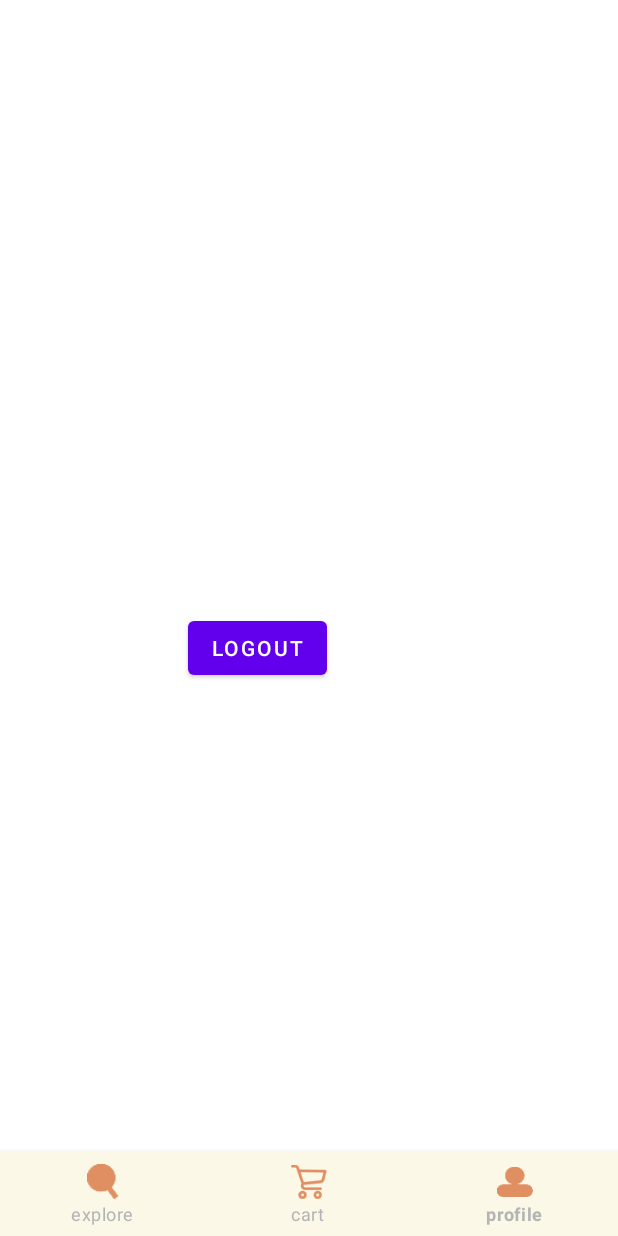
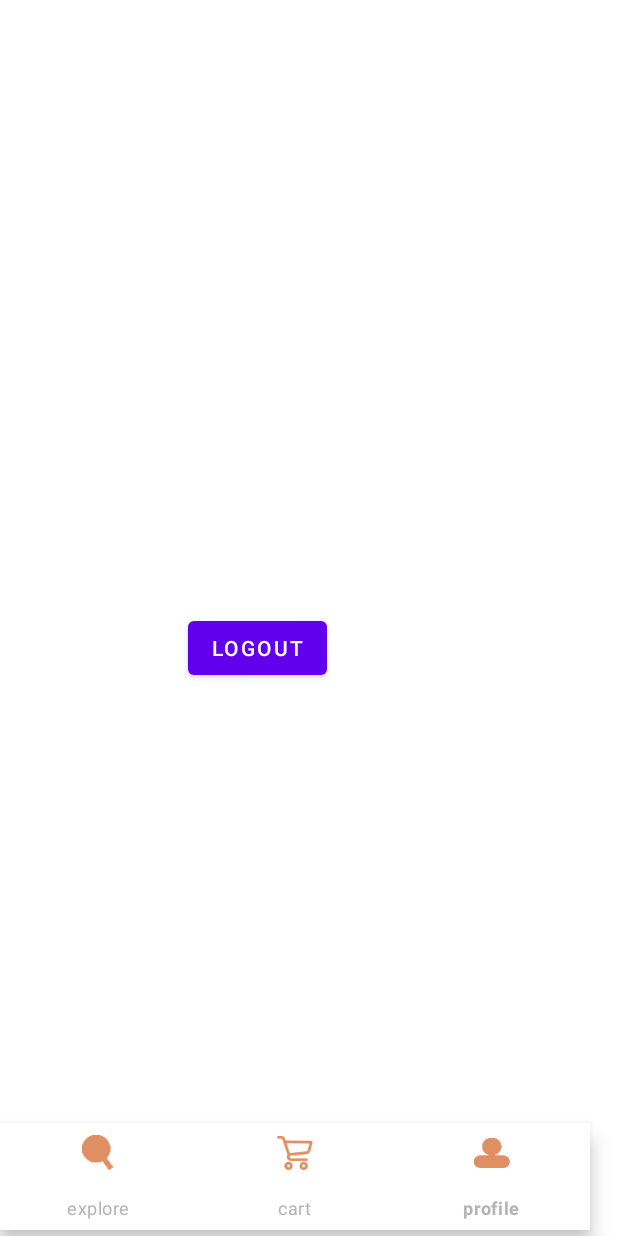
Before and after one commit to OmarHisham99/shopx, an Android app: the homepage screen opened directly, with no data from a screen before it, item 3 of the bottom bar chosen, on a phone screen of 412 x 824 dp. Run offline under Robolectric (Android 15) with nearby library versions, the phone set to English and light mode, and no system bars; our stand-ins replace Firebase (no records; nobody signed in at launch, a user with empty details on screens opened directly), data binding; libraries missing offline, so code that uses them is left out: com.denzcoskun.imageslider; 7 statements that could not run were skipped.

Commit message:
new homepage update

```diff
--- a/app/build.gradle
+++ b/app/build.gradle
@@ -65,6 +65,11 @@ dependencies {
 
     implementation 'com.google.firebase:firebase-analytics-ktx'
     implementation platform('com.google.firebase:firebase-bom:28.0.1')
+    implementation("androidx.recyclerview:recyclerview:1.2.1")
+    // For control over item selection of both touch and mouse driven selection
+    implementation("androidx.recyclerview:recyclerview-selection:1.1.0")
+    implementation 'com.github.denzcoskun:imageslideshow:0.1.0'
+
 
 
 }
--- /dev/null
+++ b/app/src/main/java/com/example/shoppingapp/HomePage/Homepage.kt
@@ -0,0 +1,71 @@
+package com.example.shoppingapp.HomePage
+
+import android.graphics.drawable.Drawable
+import android.graphics.drawable.GradientDrawable
+import android.os.Bundle
+import androidx.fragment.app.Fragment
+import android.view.LayoutInflater
+import android.view.View
+import android.view.ViewGroup
+import android.widget.TableLayout
+import androidx.databinding.DataBindingUtil
+import androidx.recyclerview.widget.LinearLayoutManager
+import androidx.recyclerview.widget.OrientationHelper
+import androidx.recyclerview.widget.RecyclerView
+import androidx.viewpager2.widget.ViewPager2
+import com.denzcoskun.imageslider.ImageSlider
+import com.denzcoskun.imageslider.constants.ScaleTypes
+import com.denzcoskun.imageslider.models.SlideModel
+import com.example.shoppingapp.Adapter
+import com.example.shoppingapp.R
+import com.example.shoppingapp.databinding.FragmentHomepageBinding
+import com.google.android.material.tabs.TabLayout
+import com.google.android.material.tabs.TabLayoutMediator
+import kotlinx.android.synthetic.main.fragment_homepage.*
+import java.util.ArrayList
+
+
+class homepage : Fragment() {
+
+    lateinit var  imageslider: ImageSlider
+    override fun onCreateView(
+        inflater: LayoutInflater, container: ViewGroup?,
+        savedInstanceState: Bundle?
+    ): View? {
+        val binding: FragmentHomepageBinding =
+            DataBindingUtil.inflate(inflater, R.layout.fragment_homepage, container, false)
+        setHasOptionsMenu(true)
+
+
+        //ImageSlider Implementaion
+        imageslider = binding.imageSlider
+        val imgs  = ArrayList<SlideModel>()
+        imgs.add(SlideModel(R.drawable.img1))
+        imgs.add(SlideModel(R.drawable.img2))
+        imgs.add(SlideModel(R.drawable.img3))
+        imageslider.setImageList(imgs,ScaleTypes.CENTER_CROP )
+
+        // val adp = Adapter(imgs)
+        //val pager : ViewPager2 = binding.imagslider
+         //pager.adapter=adp
+           // val tab:TabLayout = binding.tabLayout
+            //TabLayoutMediator(tab,pager){tab,posistion -> }.attach()
+
+
+        //items recyclerview creating
+        val categoryItem = arrayOf(arrayOf(R.drawable.chair,R.drawable.carpet,R.drawable.bedding),
+        arrayOf(R.drawable.furniture,R.drawable.decorations,R.drawable.personal_care))
+
+        val categoryName = arrayOf(arrayOf("Chair","Carpet","Bedding"),
+        arrayOf("Furniture","Decorations","Presonal Care"))
+
+        binding.recyclerView.layoutManager = LinearLayoutManager(this.context,OrientationHelper.HORIZONTAL,false)
+        binding.recyclerView.adapter = recyclerViewAdapter(categoryItem,categoryName)
+
+
+
+        // Inflate the layout for this fragment
+        return binding.root
+    }
+
+}
--- a/app/src/main/java/com/example/shoppingapp/MainActivity.kt
+++ b/app/src/main/java/com/example/shoppingapp/MainActivity.kt
@@ -21,5 +21,6 @@ class MainActivity : AppCompatActivity() {
     override fun onCreate(savedInstanceState: Bundle?) {
         super.onCreate(savedInstanceState)
         binding = DataBindingUtil.setContentView(this, R.layout.activity_main)
+        Log.i("MainACtivity","on Created")
     }
 }
--- a/app/src/main/java/com/example/shoppingapp/welcomepage.kt
+++ b/app/src/main/java/com/example/shoppingapp/WelcomePage/Welcomepage.kt
@@ -1,4 +1,4 @@
-package com.example.shoppingapp
+package com.example.shoppingapp.WelcomePage
 
 import android.os.Bundle
 import androidx.fragment.app.Fragment
@@ -8,6 +8,7 @@ import android.view.ViewGroup
 import androidx.databinding.DataBindingUtil
 import androidx.navigation.findNavController
 import androidx.navigation.fragment.findNavController
+import com.example.shoppingapp.R
 import com.example.shoppingapp.databinding.FragmentWelcomepageBinding
 import com.google.firebase.auth.FirebaseAuth
 
@@ -20,7 +21,8 @@ class welcomepage : Fragment() {
     ): View? {
         // Inflate the layout for this fragment
         val firebaseAuth: FirebaseAuth = FirebaseAuth.getInstance()
-        val binding: FragmentWelcomepageBinding =DataBindingUtil.inflate(inflater,R.layout.fragment_welcomepage,container,false)
+        val binding: FragmentWelcomepageBinding =DataBindingUtil.inflate(inflater,
+            R.layout.fragment_welcomepage,container,false)
         if(firebaseAuth.currentUser!=null)
         {
           findNavController().navigate(R.id.action_welcomepage_to_holderfrag)
--- a/app/src/main/java/com/example/shoppingapp/holderfrag.kt
+++ b/app/src/main/java/com/example/shoppingapp/holderfrag.kt
@@ -1,6 +1,6 @@
 package com.example.shoppingapp
 
-import android.R
+import com.example.shoppingapp.HomePage.homepage
 import android.os.Bundle
 import android.view.LayoutInflater
 import android.view.MenuItem
@@ -8,7 +8,6 @@ import android.view.View
 import android.view.ViewGroup
 import androidx.databinding.DataBindingUtil
 import androidx.fragment.app.Fragment
-import androidx.navigation.findNavController
 import androidx.navigation.fragment.findNavController
 
 import com.example.shoppingapp.databinding.FragmentHolderBinding
--- a/app/src/main/java/com/example/shoppingapp/homepage.kt
+++ /dev/null
@@ -1,34 +0,0 @@
-package com.example.shoppingapp
-
-import android.app.Activity
-import android.content.Context
-import android.os.Bundle
-import androidx.fragment.app.Fragment
-import android.view.LayoutInflater
-import android.view.View
-import android.view.ViewGroup
-import androidx.databinding.DataBindingUtil
-import androidx.viewpager.widget.PagerAdapter
-import com.example.shoppingapp.databinding.FragmentHomepageBinding
-
-
-class homepage : Fragment() {
-
-
-    override fun onCreateView(
-        inflater: LayoutInflater, container: ViewGroup?,
-        savedInstanceState: Bundle?
-    ): View? {
-        val binding: FragmentHomepageBinding =
-            DataBindingUtil.inflate(inflater, R.layout.fragment_homepage, container, false)
-        setHasOptionsMenu(true)
-
-        var imgs= listOf<Int>(R.drawable.img1,R.drawable.img2,R.drawable.img3,R.drawable.img4)
-         val adp = Adapter(imgs)
-         binding.imagslider.adapter=adp
-
-        // Inflate the layout for this fragment
-        return binding.root
-    }
-
-}
--- a/app/src/main/res/layout/fragment_holder.xml
+++ b/app/src/main/res/layout/fragment_holder.xml
@@ -19,16 +19,17 @@
 
     <com.google.android.material.bottomnavigation.BottomNavigationView
         android:id="@+id/bottom"
-        android:layout_width="match_parent"
-        android:layout_height="wrap_content"
+        android:layout_width="393dp"
+        android:layout_height="71dp"
+        android:layout_marginBottom="4dp"
+        app:itemBackground="@color/white"
+        app:itemIconTint="@color/orange"
+        app:itemTextColor="@color/grey"
         app:layout_constraintBottom_toBottomOf="parent"
         app:layout_constraintEnd_toEndOf="parent"
+        app:layout_constraintHorizontal_bias="0.0"
         app:layout_constraintStart_toStartOf="parent"
-        app:itemBackground="@drawable/loginpage"
-        app:menu="@menu/bottom_menu"
-        app:itemIconTint="@color/orange"
-        app:itemTextColor="@color/grey"
-    />
+        app:menu="@menu/bottom_menu" />
 
 </androidx.constraintlayout.widget.ConstraintLayout>
 </layout>
--- a/app/src/main/res/layout/fragment_signup.xml
+++ b/app/src/main/res/layout/fragment_signup.xml
@@ -10,7 +10,7 @@
         android:layout_width="match_parent"
         android:layout_height="match_parent"
         android:background="@drawable/loginpage"
-        tools:context=".signup">
+        tools:context=".SignupPage.signup">
 
 
         <TextView
--- a/app/src/main/res/navigation/navigation.xml
+++ b/app/src/main/res/navigation/navigation.xml
@@ -5,7 +5,7 @@
 
     <fragment
         android:id="@+id/welcomepage"
-        android:name="com.example.shoppingapp.welcomepage"
+        android:name="com.example.shoppingapp.WelcomePage.welcomepage"
         android:label="welcomepage" >
         <action
             android:id="@+id/action_welcomepage_to_loginpage"
@@ -18,7 +18,7 @@
     </fragment>
     <fragment
         android:id="@+id/loginpage"
-        android:name="com.example.shoppingapp.loginpage"
+        android:name="com.example.shoppingapp.LoginPage.loginpage"
         android:label="loginpage" >
         <action
             android:id="@+id/action_loginpage_to_signup"
@@ -33,7 +33,7 @@
     </fragment>
     <fragment
         android:id="@+id/signup"
-        android:name="com.example.shoppingapp.signup"
+        android:name="com.example.shoppingapp.SignupPage.signup"
         android:label="signup" >
         <action
             android:id="@+id/action_signup_to_loginpage"
--- a/app/src/main/res/values/colors.xml
+++ b/app/src/main/res/values/colors.xml
@@ -13,4 +13,5 @@
     <color name="light_grey">#A0A0A0</color>
     <color name="light_brown">#FFE4C4</color>
     <color name="light_orange">#fdad5c</color>
+    <color name="background_Color">#FCF8E8</color>
 </resources>
--- a/build.gradle
+++ b/build.gradle
@@ -23,6 +23,7 @@ allprojects {
     repositories {
         google()
         jcenter()
+        maven { url 'https://jitpack.io' }
     }
 }
 
```
Also changed, not shown: app/src/main/java/com/example/shoppingapp/LoginPage/Loginpage.kt (renamed from app/src/main/java/com/example/shoppingapp/loginpage.kt, +3 -4 lines), app/src/main/java/com/example/shoppingapp/SignupPage/Signup.kt (renamed from app/src/main/java/com/example/shoppingapp/signup.kt, +3 -5 lines), app/src/main/res/layout/fragment_homepage.xml (+103 -7 lines), app/src/main/res/drawable-hdpi/img4.png (deleted), app/src/main/res/drawable-mdpi/img4.png (deleted), app/src/main/res/drawable-xxhdpi/img4.png (deleted), app/src/main/res/drawable-xxxhdpi/img4.png (deleted).
